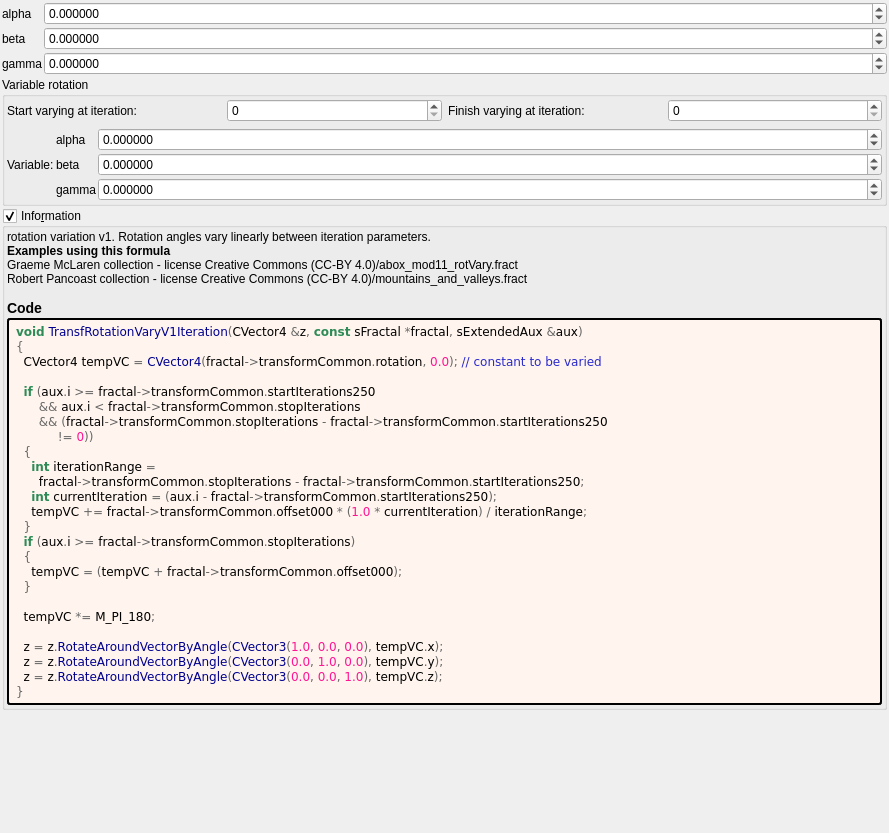
buddhi1980/mandelbulber2, file mandelbulber2/formula/ui/transf_rotation_vary_v1.ui: the form before one commit.
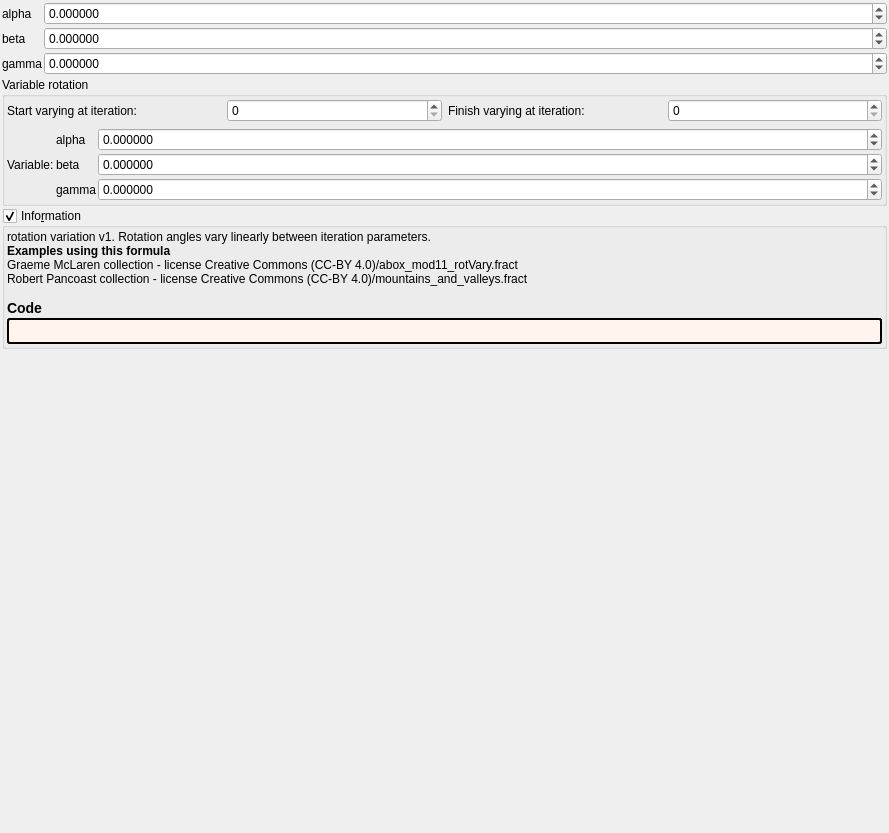
The form after the commit. Custom widgets are drawn as their Qt base class.

Diff of the .ui file:
```diff
--- a/mandelbulber2/formula/ui/transf_rotation_vary_v1.ui
+++ b/mandelbulber2/formula/ui/transf_rotation_vary_v1.ui
@@ -382,34 +382,7 @@
          <string notr="true">border-style: outset; border-width: 2px; border-radius: 3px; border-color: black; background-color: #fff5ee; padding: 4px;</string>
         </property>
         <property name="text">
-         <string notr="true">&lt;body style=&quot;background-color:#fff5ee&quot;&gt;
-&lt;pre style=&quot;color:#000000; background-color:#fff5ee;  font-family:'Courier New',monospace;&quot;&gt;&lt;span style=&quot;color:#2e8b57; font-weight:bold&quot;&gt;void&lt;/span&gt; &lt;span style=&quot;color:#00008f&quot;&gt;TransfRotationVaryV1Iteration&lt;/span&gt;&lt;span style=&quot;color:#676767&quot;&gt;(&lt;/span&gt;CVector4 &lt;span style=&quot;color:#676767&quot;&gt;&amp;amp;&lt;/span&gt;z&lt;span style=&quot;color:#676767&quot;&gt;,&lt;/span&gt; &lt;span style=&quot;color:#2e8b57; font-weight:bold&quot;&gt;const&lt;/span&gt; sFractal &lt;span style=&quot;color:#676767&quot;&gt;*&lt;/span&gt;fractal&lt;span style=&quot;color:#676767&quot;&gt;,&lt;/span&gt; sExtendedAux &lt;span style=&quot;color:#676767&quot;&gt;&amp;amp;&lt;/span&gt;aux&lt;span style=&quot;color:#676767&quot;&gt;)&lt;/span&gt;
-&lt;span style=&quot;color:#676767&quot;&gt;{&lt;/span&gt;
-  CVector4 tempVC &lt;span style=&quot;color:#676767&quot;&gt;=&lt;/span&gt; &lt;span style=&quot;color:#00008f&quot;&gt;CVector4&lt;/span&gt;&lt;span style=&quot;color:#676767&quot;&gt;(&lt;/span&gt;fractal&lt;span style=&quot;color:#676767&quot;&gt;-&amp;gt;&lt;/span&gt;transformCommon&lt;span style=&quot;color:#676767&quot;&gt;.&lt;/span&gt;rotation&lt;span style=&quot;color:#676767&quot;&gt;,&lt;/span&gt; &lt;span style=&quot;color:#ff1493&quot;&gt;0.0&lt;/span&gt;&lt;span style=&quot;color:#676767&quot;&gt;);&lt;/span&gt; &lt;span style=&quot;color:#2929cc&quot;&gt;// constant to be varied&lt;/span&gt;
-
-  &lt;span style=&quot;color:#2e8b57; font-weight:bold&quot;&gt;if&lt;/span&gt; &lt;span style=&quot;color:#676767&quot;&gt;(&lt;/span&gt;aux&lt;span style=&quot;color:#676767&quot;&gt;.&lt;/span&gt;i &lt;span style=&quot;color:#676767&quot;&gt;&amp;gt;=&lt;/span&gt; fractal&lt;span style=&quot;color:#676767&quot;&gt;-&amp;gt;&lt;/span&gt;transformCommon&lt;span style=&quot;color:#676767&quot;&gt;.&lt;/span&gt;startIterations250
-      &lt;span style=&quot;color:#676767&quot;&gt;&amp;amp;&amp;amp;&lt;/span&gt; aux&lt;span style=&quot;color:#676767&quot;&gt;.&lt;/span&gt;i &lt;span style=&quot;color:#676767&quot;&gt;&amp;lt;&lt;/span&gt; fractal&lt;span style=&quot;color:#676767&quot;&gt;-&amp;gt;&lt;/span&gt;transformCommon&lt;span style=&quot;color:#676767&quot;&gt;.&lt;/span&gt;stopIterations
-      &lt;span style=&quot;color:#676767&quot;&gt;&amp;amp;&amp;amp; (&lt;/span&gt;fractal&lt;span style=&quot;color:#676767&quot;&gt;-&amp;gt;&lt;/span&gt;transformCommon&lt;span style=&quot;color:#676767&quot;&gt;.&lt;/span&gt;stopIterations &lt;span style=&quot;color:#676767&quot;&gt;-&lt;/span&gt; fractal&lt;span style=&quot;color:#676767&quot;&gt;-&amp;gt;&lt;/span&gt;transformCommon&lt;span style=&quot;color:#676767&quot;&gt;.&lt;/span&gt;startIterations250
-           &lt;span style=&quot;color:#676767&quot;&gt;!=&lt;/span&gt; &lt;span style=&quot;color:#ff1493&quot;&gt;0&lt;/span&gt;&lt;span style=&quot;color:#676767&quot;&gt;))&lt;/span&gt;
-  &lt;span style=&quot;color:#676767&quot;&gt;{&lt;/span&gt;
-    &lt;span style=&quot;color:#2e8b57; font-weight:bold&quot;&gt;int&lt;/span&gt; iterationRange &lt;span style=&quot;color:#676767&quot;&gt;=&lt;/span&gt;
-      fractal&lt;span style=&quot;color:#676767&quot;&gt;-&amp;gt;&lt;/span&gt;transformCommon&lt;span style=&quot;color:#676767&quot;&gt;.&lt;/span&gt;stopIterations &lt;span style=&quot;color:#676767&quot;&gt;-&lt;/span&gt; fractal&lt;span style=&quot;color:#676767&quot;&gt;-&amp;gt;&lt;/span&gt;transformCommon&lt;span style=&quot;color:#676767&quot;&gt;.&lt;/span&gt;startIterations250&lt;span style=&quot;color:#676767&quot;&gt;;&lt;/span&gt;
-    &lt;span style=&quot;color:#2e8b57; font-weight:bold&quot;&gt;int&lt;/span&gt; currentIteration &lt;span style=&quot;color:#676767&quot;&gt;= (&lt;/span&gt;aux&lt;span style=&quot;color:#676767&quot;&gt;.&lt;/span&gt;i &lt;span style=&quot;color:#676767&quot;&gt;-&lt;/span&gt; fractal&lt;span style=&quot;color:#676767&quot;&gt;-&amp;gt;&lt;/span&gt;transformCommon&lt;span style=&quot;color:#676767&quot;&gt;.&lt;/span&gt;startIterations250&lt;span style=&quot;color:#676767&quot;&gt;);&lt;/span&gt;
-    tempVC &lt;span style=&quot;color:#676767&quot;&gt;+=&lt;/span&gt; fractal&lt;span style=&quot;color:#676767&quot;&gt;-&amp;gt;&lt;/span&gt;transformCommon&lt;span style=&quot;color:#676767&quot;&gt;.&lt;/span&gt;offset000 &lt;span style=&quot;color:#676767&quot;&gt;* (&lt;/span&gt;&lt;span style=&quot;color:#ff1493&quot;&gt;1.0&lt;/span&gt; &lt;span style=&quot;color:#676767&quot;&gt;*&lt;/span&gt; currentIteration&lt;span style=&quot;color:#676767&quot;&gt;) /&lt;/span&gt; iterationRange&lt;span style=&quot;color:#676767&quot;&gt;;&lt;/span&gt;
-  &lt;span style=&quot;color:#676767&quot;&gt;}&lt;/span&gt;
-  &lt;span style=&quot;color:#2e8b57; font-weight:bold&quot;&gt;if&lt;/span&gt; &lt;span style=&quot;color:#676767&quot;&gt;(&lt;/span&gt;aux&lt;span style=&quot;color:#676767&quot;&gt;.&lt;/span&gt;i &lt;span style=&quot;color:#676767&quot;&gt;&amp;gt;=&lt;/span&gt; fractal&lt;span style=&quot;color:#676767&quot;&gt;-&amp;gt;&lt;/span&gt;transformCommon&lt;span style=&quot;color:#676767&quot;&gt;.&lt;/span&gt;stopIterations&lt;span style=&quot;color:#676767&quot;&gt;)&lt;/span&gt;
-  &lt;span style=&quot;color:#676767&quot;&gt;{&lt;/span&gt;
-    tempVC &lt;span style=&quot;color:#676767&quot;&gt;= (&lt;/span&gt;tempVC &lt;span style=&quot;color:#676767&quot;&gt;+&lt;/span&gt; fractal&lt;span style=&quot;color:#676767&quot;&gt;-&amp;gt;&lt;/span&gt;transformCommon&lt;span style=&quot;color:#676767&quot;&gt;.&lt;/span&gt;offset000&lt;span style=&quot;color:#676767&quot;&gt;);&lt;/span&gt;
-  &lt;span style=&quot;color:#676767&quot;&gt;}&lt;/span&gt;
-
-  tempVC &lt;span style=&quot;color:#676767&quot;&gt;*=&lt;/span&gt; M_PI_180&lt;span style=&quot;color:#676767&quot;&gt;;&lt;/span&gt;
-
-  z &lt;span style=&quot;color:#676767&quot;&gt;=&lt;/span&gt; z&lt;span style=&quot;color:#676767&quot;&gt;.&lt;/span&gt;&lt;span style=&quot;color:#00008f&quot;&gt;RotateAroundVectorByAngle&lt;/span&gt;&lt;span style=&quot;color:#676767&quot;&gt;(&lt;/span&gt;&lt;span style=&quot;color:#00008f&quot;&gt;CVector3&lt;/span&gt;&lt;span style=&quot;color:#676767&quot;&gt;(&lt;/span&gt;&lt;span style=&quot;color:#ff1493&quot;&gt;1.0&lt;/span&gt;&lt;span style=&quot;color:#676767&quot;&gt;,&lt;/span&gt; &lt;span style=&quot;color:#ff1493&quot;&gt;0.0&lt;/span&gt;&lt;span style=&quot;color:#676767&quot;&gt;,&lt;/span&gt; &lt;span style=&quot;color:#ff1493&quot;&gt;0.0&lt;/span&gt;&lt;span style=&quot;color:#676767&quot;&gt;),&lt;/span&gt; tempVC&lt;span style=&quot;color:#676767&quot;&gt;.&lt;/span&gt;x&lt;span style=&quot;color:#676767&quot;&gt;);&lt;/span&gt;
-  z &lt;span style=&quot;color:#676767&quot;&gt;=&lt;/span&gt; z&lt;span style=&quot;color:#676767&quot;&gt;.&lt;/span&gt;&lt;span style=&quot;color:#00008f&quot;&gt;RotateAroundVectorByAngle&lt;/span&gt;&lt;span style=&quot;color:#676767&quot;&gt;(&lt;/span&gt;&lt;span style=&quot;color:#00008f&quot;&gt;CVector3&lt;/span&gt;&lt;span style=&quot;color:#676767&quot;&gt;(&lt;/span&gt;&lt;span style=&quot;color:#ff1493&quot;&gt;0.0&lt;/span&gt;&lt;span style=&quot;color:#676767&quot;&gt;,&lt;/span&gt; &lt;span style=&quot;color:#ff1493&quot;&gt;1.0&lt;/span&gt;&lt;span style=&quot;color:#676767&quot;&gt;,&lt;/span&gt; &lt;span style=&quot;color:#ff1493&quot;&gt;0.0&lt;/span&gt;&lt;span style=&quot;color:#676767&quot;&gt;),&lt;/span&gt; tempVC&lt;span style=&quot;color:#676767&quot;&gt;.&lt;/span&gt;y&lt;span style=&quot;color:#676767&quot;&gt;);&lt;/span&gt;
-  z &lt;span style=&quot;color:#676767&quot;&gt;=&lt;/span&gt; z&lt;span style=&quot;color:#676767&quot;&gt;.&lt;/span&gt;&lt;span style=&quot;color:#00008f&quot;&gt;RotateAroundVectorByAngle&lt;/span&gt;&lt;span style=&quot;color:#676767&quot;&gt;(&lt;/span&gt;&lt;span style=&quot;color:#00008f&quot;&gt;CVector3&lt;/span&gt;&lt;span style=&quot;color:#676767&quot;&gt;(&lt;/span&gt;&lt;span style=&quot;color:#ff1493&quot;&gt;0.0&lt;/span&gt;&lt;span style=&quot;color:#676767&quot;&gt;,&lt;/span&gt; &lt;span style=&quot;color:#ff1493&quot;&gt;0.0&lt;/span&gt;&lt;span style=&quot;color:#676767&quot;&gt;,&lt;/span&gt; &lt;span style=&quot;color:#ff1493&quot;&gt;1.0&lt;/span&gt;&lt;span style=&quot;color:#676767&quot;&gt;),&lt;/span&gt; tempVC&lt;span style=&quot;color:#676767&quot;&gt;.&lt;/span&gt;z&lt;span style=&quot;color:#676767&quot;&gt;);&lt;/span&gt;
-&lt;span style=&quot;color:#676767&quot;&gt;}&lt;/span&gt;
-&lt;/pre&gt;
-&lt;/body&gt;</string>
+         <string notr="true"></string>
         </property>
         <property name="wordWrap">
          <bool>true</bool>
```
